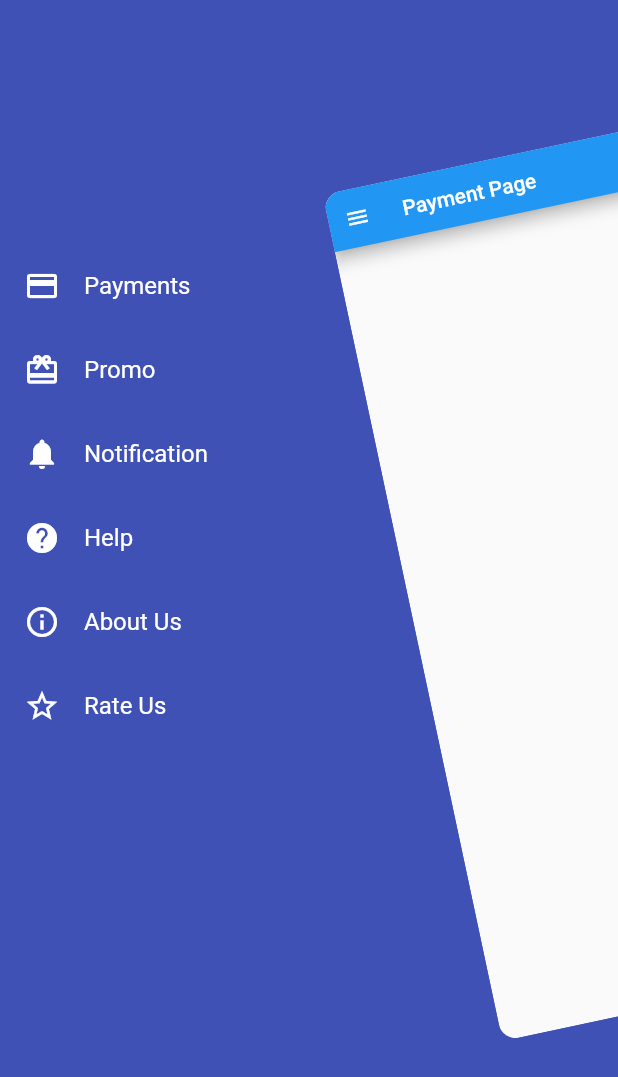
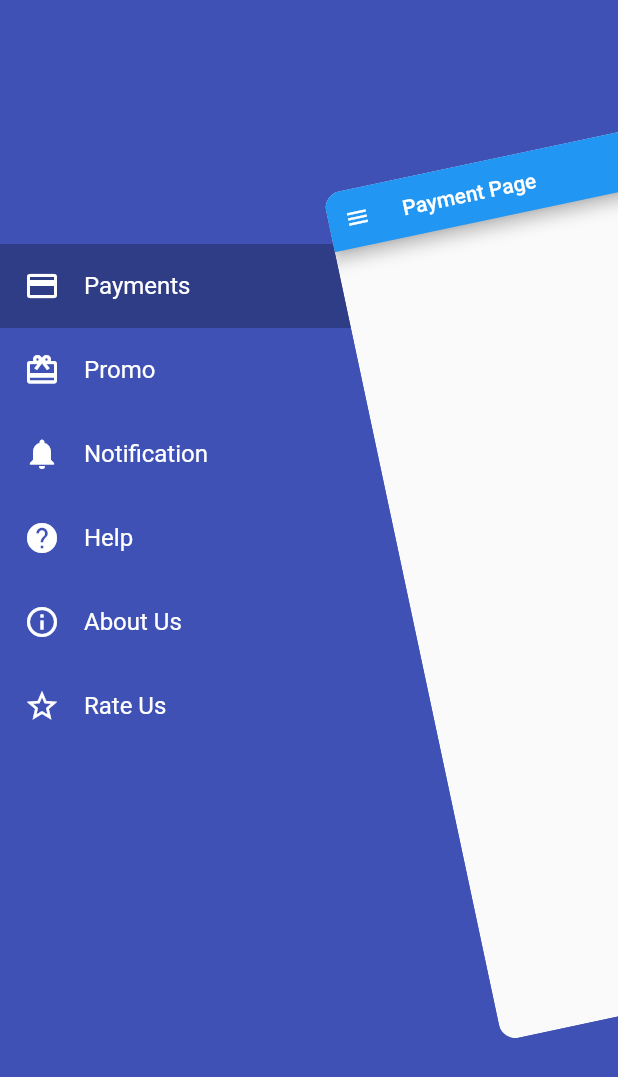
Before and after one commit to aditya263/Floating-Sidebar-Animation, a Flutter app: the screen it shows after launch, after a tap on the "menu" icon, on a phone screen of 412 x 824 dp. Shown: the top 1077 px of the screen. Run offline on Flutter 3.47's test engine with Material 2 defaults, Android fonts, the phone set to English and light mode, and no system bars; drawn by our look-alikes of flutter_zoom_drawer.

Commit message:
item select color changed

```diff
--- a/lib/home_page.dart
+++ b/lib/home_page.dart
@@ -1,4 +1,5 @@
 import 'package:flutter/material.dart';
+import 'package:flutter_sidebar_animation/ModelClass/menu_item.dart';
 import 'package:flutter_sidebar_animation/menu_page.dart';
 import 'package:flutter_sidebar_animation/payment_page.dart';
 import 'package:flutter_zoom_drawer/flutter_zoom_drawer.dart';
@@ -9,10 +10,17 @@ class HomePageState extends StatefulWidget {
 }
 
 class _HomePageStateState extends State<HomePageState> {
+  MenuItem currentItem = MenuItems.payment;
+
   @override
   Widget build(BuildContext context) => ZoomDrawer(
         style: DrawerStyle.Style1,
-        menuScreen: MenuPage(),
+        menuScreen: MenuPage(
+          currentItem: currentItem,
+          onSelectedItem: (item) {
+
+          },
+        ),
         mainScreen: PaymentPage(),
       );
 }
--- a/lib/menu_page.dart
+++ b/lib/menu_page.dart
@@ -21,6 +21,13 @@ class MenuItems {
 }
 
 class MenuPage extends StatelessWidget {
+  final MenuItem currentItem;
+  final ValueChanged<MenuItem> onSelectedItem;
+
+  const MenuPage(
+      {Key? key, required this.currentItem, required this.onSelectedItem})
+      : super(key: key);
+
   @override
   Widget build(BuildContext context) => Theme(
         data: ThemeData.dark(),
@@ -30,19 +37,24 @@ class MenuPage extends StatelessWidget {
             child: Column(
               crossAxisAlignment: CrossAxisAlignment.start,
               children: [
-                Spacer(),
+                const Spacer(),
                 ...MenuItems.all.map(buildMenuItem).toList(),
-                Spacer(flex: 2),
+                const Spacer(flex: 2),
               ],
             ),
           ),
         ),
       );
 
-  Widget buildMenuItem(MenuItem item) => ListTile(
-        minLeadingWidth: 20,
-        leading: Icon(item.icon),
-        title: Text(item.title),
-        onTap: () {},
+  Widget buildMenuItem(MenuItem item) => ListTileTheme(
+        selectedColor: Colors.white,
+        child: ListTile(
+          selectedTileColor: Colors.black26,
+          selected: currentItem == item,
+          minLeadingWidth: 20,
+          leading: Icon(item.icon),
+          title: Text(item.title),
+          onTap: () {},
+        ),
       );
 }
```
